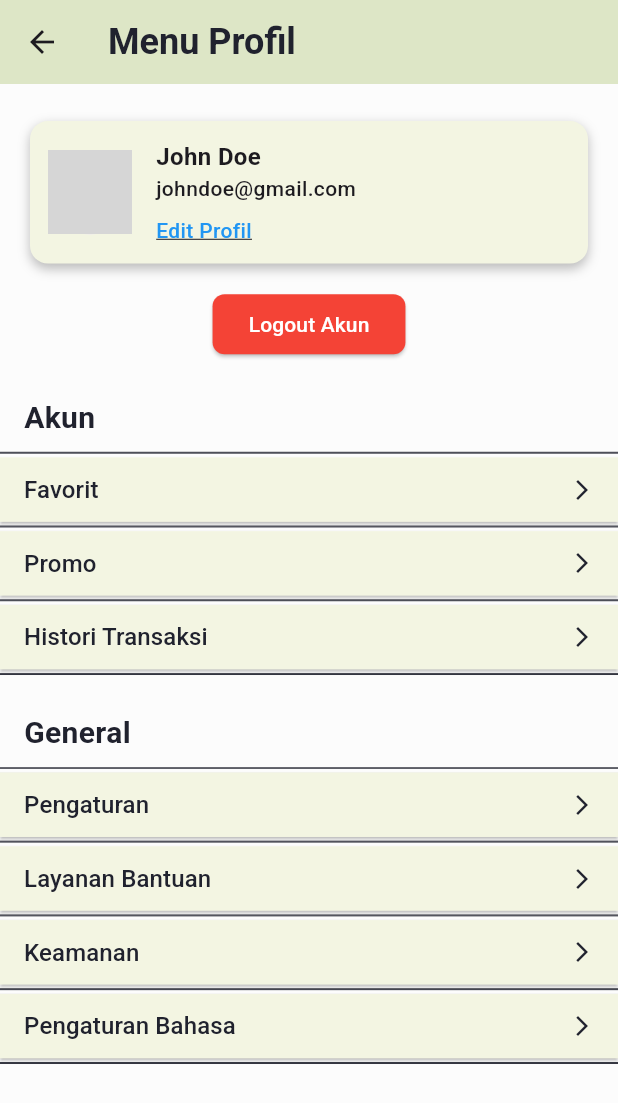
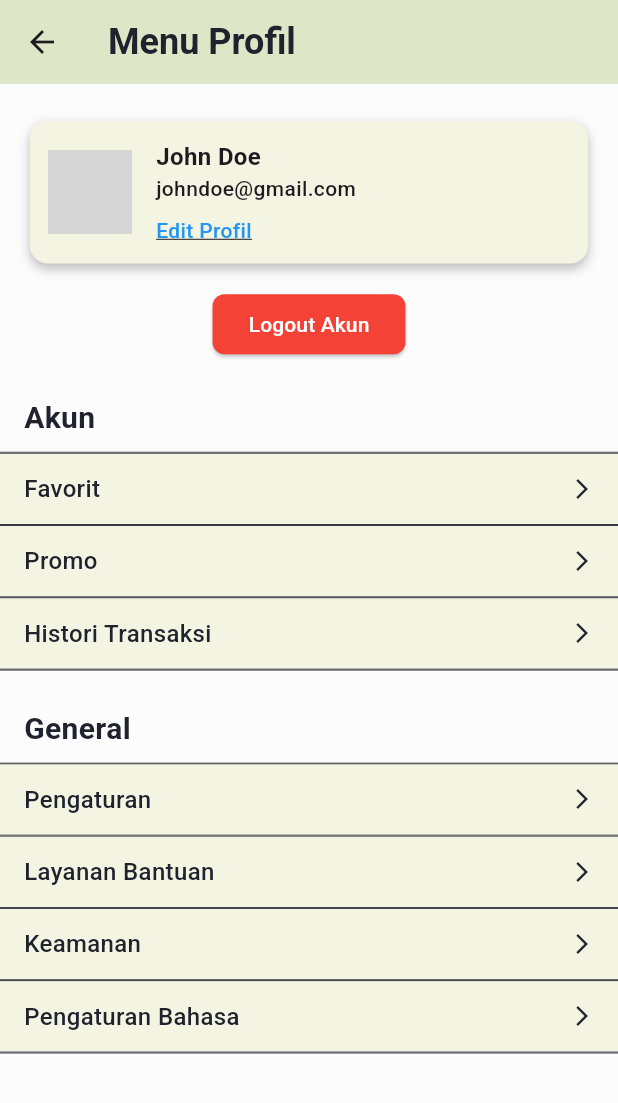
Before and after one commit to jasonrivalino/ta_nutrisenior_app, a Flutter app: the ProfileView screen opened by its route, on a phone screen of 412 x 824 dp. Shown: the top 1103 px of the screen. Run offline on Flutter 3.47's test engine with Material 3 defaults, Android fonts, the phone set to English and light mode, and no system bars; our stand-ins replace connectivity_plus, flutter_local_notifications, fluttertoast, font_awesome_flutter, go_router, google_maps_flutter and 3 more; Roboto replaces fonts that are missing (Roboto-Bold); grey boxes are pictures that could not be loaded.

Commit message:
feat: profile page change button view and file folder

```diff
--- a/lib/config/routes.dart
+++ b/lib/config/routes.dart
@@ -6,7 +6,7 @@ import '../features/LoginProcess/OTPVerification/otp_verification_view.dart';
 
 import '../features/OrderSection/HomePage/homepage_view.dart';
 import '../features/OrderSection/HomePage/homepage_data.dart';
-import '../features/OrderSection/Profile/profile_view.dart';
+import '../features/ProfileController/profile_view.dart';
 import '../features/OrderSection/FavoritesData/favorites_restaurant_data.dart';
 import '../features/OrderSection/FavoritesData/favorites_market_data.dart';
 import '../features/OrderSection/BusinessListPage/business_list_view.dart';
--- a/lib/features/OrderSection/Profile/profile_view.dart
+++ b/lib/features/ProfileController/profile_view.dart
@@ -7,8 +7,8 @@ import 'package:ta_nutrisenior_app/shared/styles/colors.dart';
 import 'package:ta_nutrisenior_app/shared/styles/fonts.dart';
 import 'package:ta_nutrisenior_app/shared/widgets/appbar.dart';
 
-import '../../../shared/utils/google_auth_service.dart';
-import '../../../shared/widgets/confirm_dialog.dart';
+import '../../shared/utils/google_auth_service.dart';
+import '../../shared/widgets/confirm_dialog.dart';
 import 'profile_widget.dart';
 
 class ProfileView extends StatelessWidget {
@@ -104,9 +104,9 @@ class ProfileView extends StatelessWidget {
             ),
             child: Column(
               children: [
-                ProfileMenuList(title: 'Favorit', navigate: () {}),
+                ProfileMenuList(title: 'Favorit', navigate: () => context.push('/favorite/restaurant')),
                 ProfileMenuList(title: 'Promo', navigate: () => context.push('/restaurantpromo')),
-                ProfileMenuList(title: 'Histori Transaksi', navigate: () => context.push('/donehistory')),
+                ProfileMenuList(title: 'Histori Transaksi', navigate: () => context.push('/historyDone')),
               ],
             ),
           ),
--- a/lib/features/OrderSection/Profile/profile_widget.dart
+++ b/lib/features/ProfileController/profile_widget.dart
@@ -2,7 +2,7 @@ import 'dart:io';
 import 'package:flutter/material.dart';
 import 'package:ta_nutrisenior_app/shared/styles/colors.dart';
 
-import '../../../shared/utils/handling_choose_image.dart';
+import '../../shared/utils/handling_choose_image.dart';
 
 class ProfileCard extends StatefulWidget {
   const ProfileCard({super.key});
@@ -78,20 +78,18 @@ class ProfileMenuList extends StatelessWidget {
 
   @override
   Widget build(BuildContext context) {
-    return Container(
+    return Material(
+      color: AppColors.ecruWhite,
+      child: InkWell(
+        onTap: navigate,
+        hoverColor: AppColors.soapstone.withValues(alpha: 0.3),
+        splashColor: AppColors.darkGray.withValues(alpha: 0.2),
+        child: Container(
+          padding: const EdgeInsets.symmetric(horizontal: 16, vertical: 12),
           decoration: const BoxDecoration(
             border: Border(
               top: BorderSide(color: AppColors.dark, width: 0.6),
               bottom: BorderSide(color: AppColors.dark, width: 0.6),
-        ),
-      ),
-      child: ElevatedButton(
-        onPressed: navigate,
-        style: ElevatedButton.styleFrom(
-          backgroundColor: AppColors.ecruWhite,
-          padding: const EdgeInsets.symmetric(horizontal: 16, vertical: 10),
-          shape: const RoundedRectangleBorder(
-            borderRadius: BorderRadius.zero,
             ),
           ),
           child: Row(
@@ -99,12 +97,17 @@ class ProfileMenuList extends StatelessWidget {
             children: [
               Text(
                 title,
-              style: const TextStyle(fontSize: 16, color: AppColors.dark),
+                style: const TextStyle(
+                  fontSize: 16,
+                  color: AppColors.dark,
+                  fontWeight: FontWeight.w500,
+                ),
               ),
               const Icon(Icons.arrow_forward_ios, size: 16, color: AppColors.dark),
             ],
           ),
         ),
+      ),
     );
   }
 }
```
Lines whose indentation alone changed are shown as unchanged.
